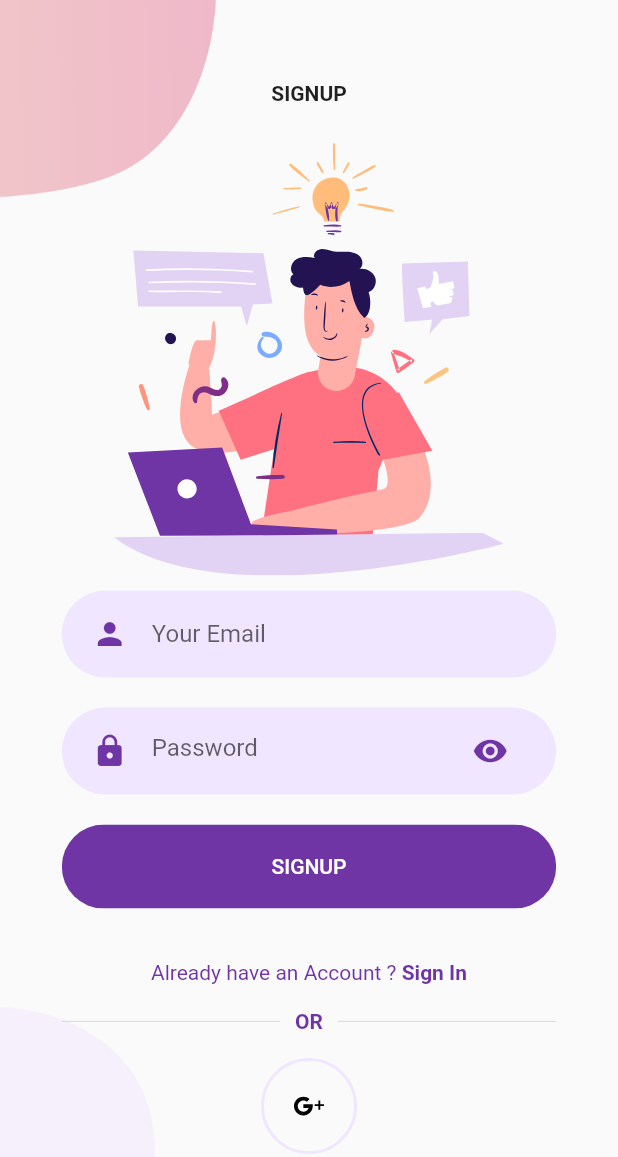
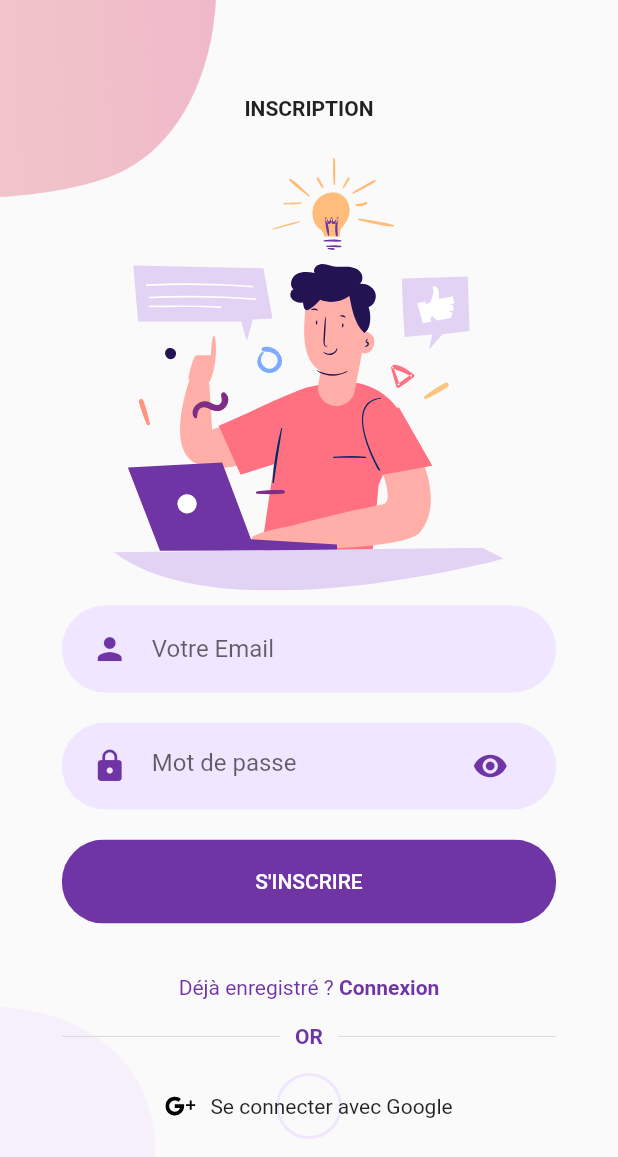
Before and after one commit to Stanleylab97/fr_parel, a Flutter app: the SignUpScreen screen opened directly, on a phone screen of 412 x 824 dp. Shown: the top 1157 px of the screen. Run offline on Flutter 3.47's test engine with Material 2 defaults, Android fonts, the phone set to English and light mode, and no system bars; our stand-ins replace animated_splash_screen, bubble_bottom_bar, firebase_auth, firebase_core, flutter_signin_button, flutter_svg and 2 more; accounts and stored records are empty.

Commit message:
Registration Updates

```diff
--- a/lib/main.dart
+++ b/lib/main.dart
@@ -1,6 +1,7 @@
 import 'package:animated_splash_screen/animated_splash_screen.dart';
 import 'package:firebase_core/firebase_core.dart';
 import 'package:flutter/material.dart';
+import 'package:fr_parel/screens/Auth/Login/login_screen.dart';
 import 'package:fr_parel/screens/Auth/Welcome/welcome_screen.dart';
 import 'package:fr_parel/screens/Auth/sign_in.dart';
 
@@ -38,7 +39,7 @@ class MyApp extends StatelessWidget {
       home: AnimatedSplashScreen(
         splash: Image.asset('assets/images/logo.png'),
         splashTransition: SplashTransition.sizeTransition,
-        nextScreen: WelcomeScreen(),
+        nextScreen: LoginScreen(),
         backgroundColor: Colors.white,
         duration: 3000,
       ),
--- a/lib/screens/Auth/Login/components/body.dart
+++ b/lib/screens/Auth/Login/components/body.dart
@@ -23,7 +23,7 @@ class Body extends StatelessWidget {
           mainAxisAlignment: MainAxisAlignment.center,
           children: <Widget>[
             Text(
-              "LOGIN",
+              "Bienvenue sur Fr Parel",
               style: TextStyle(fontWeight: FontWeight.bold),
             ),
             SizedBox(height: size.height * 0.03),
@@ -33,7 +33,7 @@ class Body extends StatelessWidget {
             ),
             SizedBox(height: size.height * 0.03),
             RoundedInputField(
-              hintText: "Your Email",
+              hintText: "Votre Email",
               onChanged: (value) {},
             ),
             RoundedPasswordField(
--- a/lib/screens/Auth/Signup/components/body.dart
+++ b/lib/screens/Auth/Signup/components/body.dart
@@ -1,3 +1,4 @@
+import 'package:firebase_auth/firebase_auth.dart';
 import 'package:flutter/material.dart';
 
 import 'package:flutter_svg/svg.dart';
@@ -11,7 +12,11 @@ import 'package:fr_parel/widgets/login_components/rounded_password_field.dart';
 import 'background.dart';
 import 'or_divider.dart';
 
+final FirebaseAuth _auth = FirebaseAuth.instance;
+
 class Body extends StatelessWidget {
+
+
   @override
   Widget build(BuildContext context) {
     Size size = MediaQuery.of(context).size;
@@ -21,7 +26,7 @@ class Body extends StatelessWidget {
           mainAxisAlignment: MainAxisAlignment.center,
           children: <Widget>[
             Text(
-              "SIGNUP",
+              "INSCRIPTION",
               style: TextStyle(fontWeight: FontWeight.bold),
             ),
             SizedBox(height: size.height * 0.03),
@@ -30,14 +35,14 @@ class Body extends StatelessWidget {
               height: size.height * 0.35,
             ),
             RoundedInputField(
-              hintText: "Your Email",
+              hintText: "Votre Email",
               onChanged: (value) {},
             ),
             RoundedPasswordField(
               onChanged: (value) {},
             ),
             RoundedButton(
-              text: "SIGNUP",
+              text: "S'INSCRIRE",
               press: () {},
             ),
             SizedBox(height: size.height * 0.03),
--- a/lib/screens/Auth/Signup/components/social_icon.dart
+++ b/lib/screens/Auth/Signup/components/social_icon.dart
@@ -17,7 +17,7 @@ class SocalIcon extends StatelessWidget {
       onTap: press,
       child: Container(
         margin: EdgeInsets.symmetric(horizontal: 10),
-        padding: EdgeInsets.all(20),
+        padding: EdgeInsets.all(10),
         decoration: BoxDecoration(
           border: Border.all(
             width: 2,
@@ -25,11 +25,17 @@ class SocalIcon extends StatelessWidget {
           ),
           shape: BoxShape.circle,
         ),
-        child: SvgPicture.asset(
-          iconSrc,
-          height: 20,
-          width: 20,
-        ),
+        child: Row(children: [
+          SvgPicture.asset(
+            iconSrc,
+            height: 20,
+            width: 20,
+          ),
+          SizedBox(
+            width: 10,
+          ),
+          Text("Se connecter avec Google")
+        ]),
       ),
     );
   }
--- a/lib/screens/Auth/Welcome/components/body.dart
+++ b/lib/screens/Auth/Welcome/components/body.dart
@@ -42,7 +42,7 @@ class Body extends StatelessWidget {
               },
             ),
             RoundedButton(
-              text: "SIGN UP",
+              text: "INSCRIPTION",
               color: kPrimaryLightColor,
               textColor: Colors.black,
               press: () {
--- a/lib/widgets/login_components/already_have_an_account_acheck.dart
+++ b/lib/widgets/login_components/already_have_an_account_acheck.dart
@@ -16,13 +16,13 @@ class AlreadyHaveAnAccountCheck extends StatelessWidget {
       mainAxisAlignment: MainAxisAlignment.center,
       children: <Widget>[
         Text(
-          login ? "Don’t have an Account ? " : "Already have an Account ? ",
+          login ? "Pas de compte ? " : "Déjà enregistré ? ",
           style: TextStyle(color: kPrimaryColor),
         ),
         GestureDetector(
           onTap: press,
           child: Text(
-            login ? "Sign Up" : "Sign In",
+            login ? "Inscription" : "Connexion",
             style: TextStyle(
               color: kPrimaryColor,
               fontWeight: FontWeight.bold,
--- a/lib/widgets/login_components/rounded_password_field.dart
+++ b/lib/widgets/login_components/rounded_password_field.dart
@@ -17,7 +17,7 @@ class RoundedPasswordField extends StatelessWidget {
         onChanged: onChanged,
         cursorColor: kPrimaryColor,
         decoration: InputDecoration(
-          hintText: "Password",
+          hintText: "Mot de passe",
           icon: Icon(
             Icons.lock,
             color: kPrimaryColor,
```
